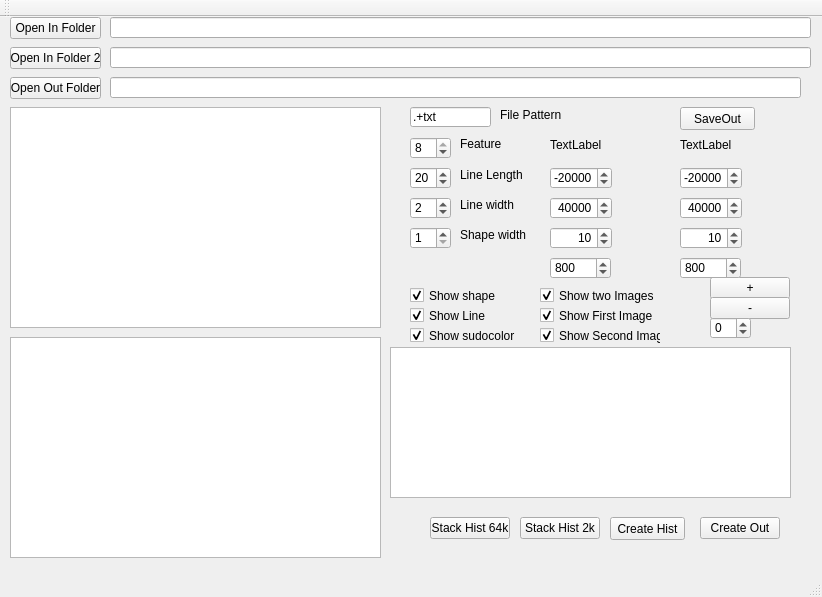
Above: mainwindow.ui from marcinkociolek/HaralickDirMapViever before the change. Below: the same form after it.
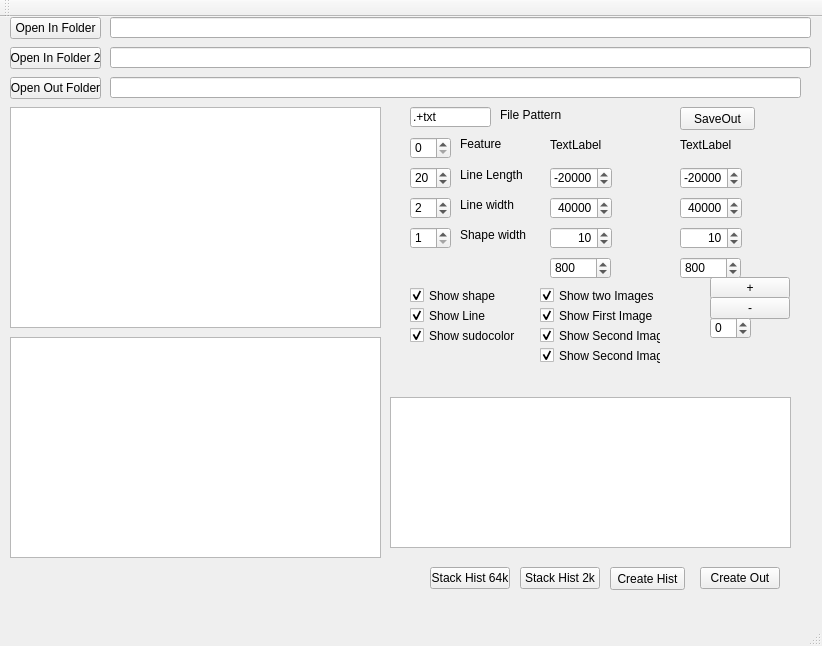
That is the form after the change.

Commit message: Fited to the new input file format plus Image combination

Diff of the .ui file:
```diff
--- a/mainwindow.ui
+++ b/mainwindow.ui
@@ -7,7 +7,7 @@
     <x>0</x>
     <y>0</y>
     <width>822</width>
-    <height>597</height>
+    <height>646</height>
    </rect>
   </property>
   <property name="windowTitle">
@@ -64,7 +64,7 @@
     <property name="geometry">
      <rect>
       <x>390</x>
-      <y>330</y>
+      <y>380</y>
       <width>401</width>
       <height>151</height>
      </rect>
@@ -96,7 +96,7 @@
      <number>8</number>
     </property>
     <property name="value">
-     <number>8</number>
+     <number>0</number>
     </property>
    </widget>
    <widget class="QSpinBox" name="spinBoxImposedLineThickness">
@@ -598,7 +598,7 @@
     <property name="geometry">
      <rect>
       <x>700</x>
-      <y>500</y>
+      <y>550</y>
       <width>80</width>
       <height>22</height>
      </rect>
@@ -611,7 +611,7 @@
     <property name="geometry">
      <rect>
       <x>610</x>
-      <y>500</y>
+      <y>550</y>
       <width>75</width>
       <height>23</height>
      </rect>
@@ -624,7 +624,7 @@
     <property name="geometry">
      <rect>
       <x>520</x>
-      <y>500</y>
+      <y>550</y>
       <width>80</width>
       <height>22</height>
      </rect>
@@ -637,7 +637,7 @@
     <property name="geometry">
      <rect>
       <x>430</x>
-      <y>500</y>
+      <y>550</y>
       <width>80</width>
       <height>22</height>
      </rect>
@@ -678,6 +678,22 @@
      <number>800</number>
     </property>
    </widget>
+   <widget class="QCheckBox" name="checkBoxShowImageCombination">
+    <property name="geometry">
+     <rect>
+      <x>540</x>
+      <y>330</y>
+      <width>121</width>
+      <height>17</height>
+     </rect>
+    </property>
+    <property name="text">
+     <string>Show Second Image</string>
+    </property>
+    <property name="checked">
+     <bool>true</bool>
+    </property>
+   </widget>
   </widget>
   <widget class="QMenuBar" name="menuBar">
    <property name="geometry">
```
The commit also changes 4 other files.
